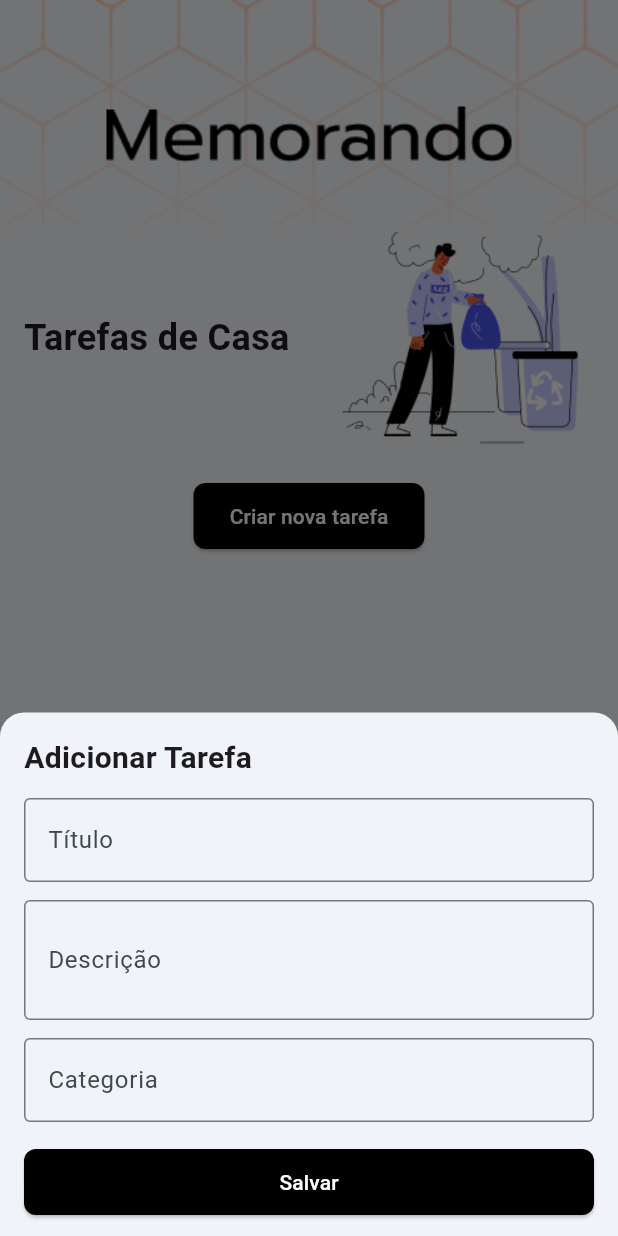
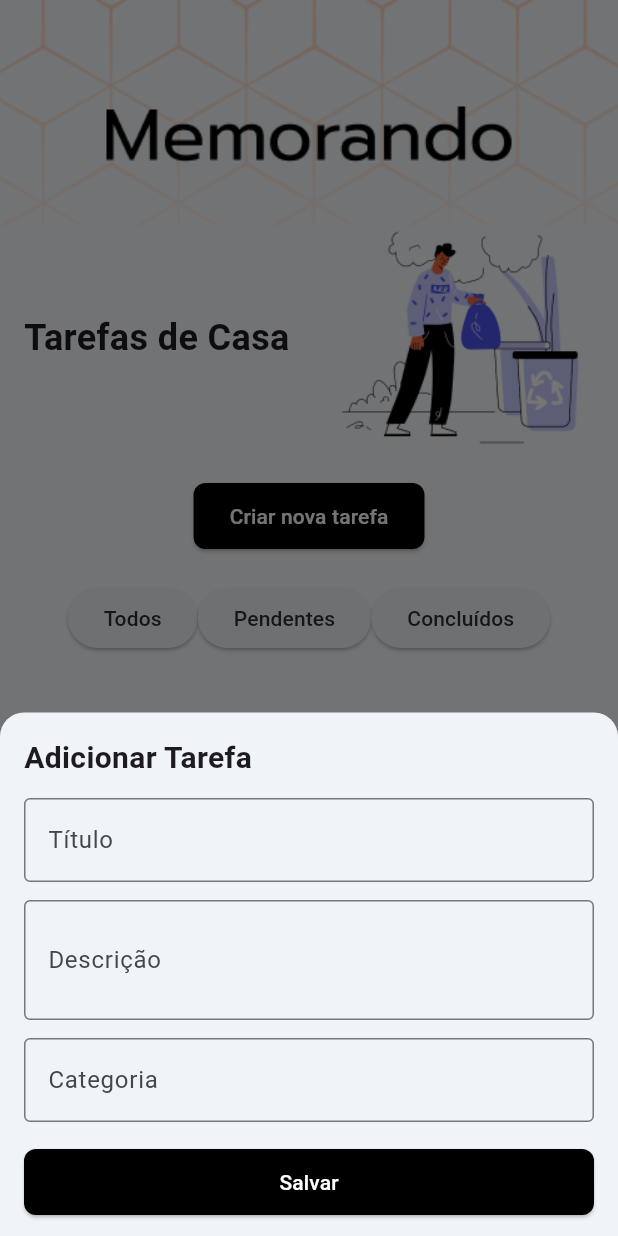
Before and after one commit to WilliamBz12/flutter-sqlite, a Flutter app: the screen it shows after launch, after a tap on "Criar nova tarefa", on a phone screen of 412 x 824 dp. Run offline on Flutter 3.47's test engine with Material 3 defaults, Android fonts, the phone set to English and light mode, and no system bars; our stand-ins replace google_fonts, sqflite; accounts and stored records are empty; Roboto replaces fonts that are missing (Prompt).

Commit message:
video 3.2

```diff
--- a/lib/data/repositories/local_task_repository.dart
+++ b/lib/data/repositories/local_task_repository.dart
@@ -19,8 +19,11 @@ class LocalTaskRepository implements TaskRepository {
   }
 
   @override
-  Future<List<Task>> getTasks() async {
-    final data = await databaseService.getTasks();
+  Future<List<Task>> getTasks({String? category, bool? isCompleted}) async {
+    final data = await databaseService.getTasks(
+      category: category,
+      isCompleted: isCompleted,
+    );
     return data;
   }
 
--- a/lib/data/repositories/mock_task_repository.dart
+++ b/lib/data/repositories/mock_task_repository.dart
@@ -20,7 +20,7 @@ class MockTaskRepository implements TaskRepository {
 
   // Obter todas as tarefas
   @override
-  Future<List<Task>> getTasks() async {
+  Future<List<Task>> getTasks({String? category, bool? isCompleted}) async {
     // Simula um pequeno atraso para imitar o comportamento de um banco de dados
     await Future.delayed(const Duration(milliseconds: 200));
     return _mockDb.toList(); // Retorna uma cópia da lista
--- a/lib/data/repositories/task_repository.dart
+++ b/lib/data/repositories/task_repository.dart
@@ -2,7 +2,7 @@ import 'package:sqlite_offline/domain/models/task/task.dart';
 
 abstract class TaskRepository {
   Future<int> addTask(Task task);
-  Future<List<Task>> getTasks();
+  Future<List<Task>> getTasks({String? category, bool? isCompleted});
   Future<bool> updateTask(Task task);
   Future<bool> deleteTask(int id);
 }
--- a/lib/data/services/local_database_service.dart
+++ b/lib/data/services/local_database_service.dart
@@ -36,8 +36,28 @@ class LocalDatabaseService {
     return id;
   }
 
-  Future<List<Task>> getTasks() async {
-    final List<Map<String, dynamic>> maps = await _database.query('tasks');
+  Future<List<Task>> getTasks({String? category, bool? isCompleted}) async {
+    final whereClauses = [];
+    final whereArgs = [];
+
+    if (category != null) {
+      whereClauses.add('category = ?');
+      whereArgs.add(category);
+    }
+
+    if (isCompleted != null) {
+      whereClauses.add('isCompleted = ?');
+      whereArgs.add(isCompleted ? 1 : 0);
+    }
+
+    final whereString =
+        whereClauses.isNotEmpty ? whereClauses.join(' AND ') : null;
+
+    final List<Map<String, dynamic>> maps = await _database.query(
+      'tasks',
+      where: whereString,
+      whereArgs: whereArgs.isNotEmpty ? whereArgs : null,
+    );
     return List.generate(maps.length, (i) => Task.fromMap(maps[i]));
   }
 }
--- a/lib/domain/use_cases/task/get_task_use_case.dart
+++ b/lib/domain/use_cases/task/get_task_use_case.dart
@@ -9,9 +9,12 @@ class GetTasksUseCase {
 
   final TaskRepository _repository;
 
-  Future<List<Task>> call() async {
+  Future<List<Task>> call({String? category, bool? isCompleted}) async {
     try {
-      return await _repository.getTasks();
+      return await _repository.getTasks(
+        category: category,
+        isCompleted: isCompleted,
+      );
     } catch (e) {
       debugPrint('Erro ao buscar tarefas: $e');
       rethrow;
--- a/lib/ui/home/view_models/task/task_view_model.dart
+++ b/lib/ui/home/view_models/task/task_view_model.dart
@@ -25,8 +25,11 @@ class TaskViewModel extends ChangeNotifier {
   List<Task>? _tasks;
   List<Task>? get tasks => _tasks;
 
-  Future<void> loadTasks() async {
-    _tasks = await _getTasksUseCase();
+  Future<void> loadTasks({String? category, bool? isCompleted}) async {
+    _tasks = await _getTasksUseCase(
+      category: category,
+      isCompleted: isCompleted,
+    );
     notifyListeners();
   }
 
--- a/lib/ui/home/widgets/home_screen.dart
+++ b/lib/ui/home/widgets/home_screen.dart
@@ -191,6 +191,32 @@ class _HomeScreenState extends State<HomeScreen> {
             ),
           ),
           const SliverToBoxAdapter(child: SizedBox(height: 20)),
+          SliverToBoxAdapter(
+            child: Row(
+              mainAxisAlignment: MainAxisAlignment.center,
+              children: [
+                ElevatedButton(
+                  onPressed: () {
+                    taskViewModel.loadTasks();
+                  },
+                  child: const Text('Todos'),
+                ),
+                ElevatedButton(
+                  onPressed: () {
+                    taskViewModel.loadTasks(isCompleted: false);
+                  },
+                  child: const Text('Pendentes'),
+                ),
+                ElevatedButton(
+                  onPressed: () {
+                    taskViewModel.loadTasks(isCompleted: true);
+                  },
+                  child: const Text('Concluídos'),
+                ),
+              ],
+            ),
+          ),
+          const SliverToBoxAdapter(child: SizedBox(height: 20)),
           if (taskViewModel.tasks == null)
             const SliverToBoxAdapter(
               child: Center(
```
